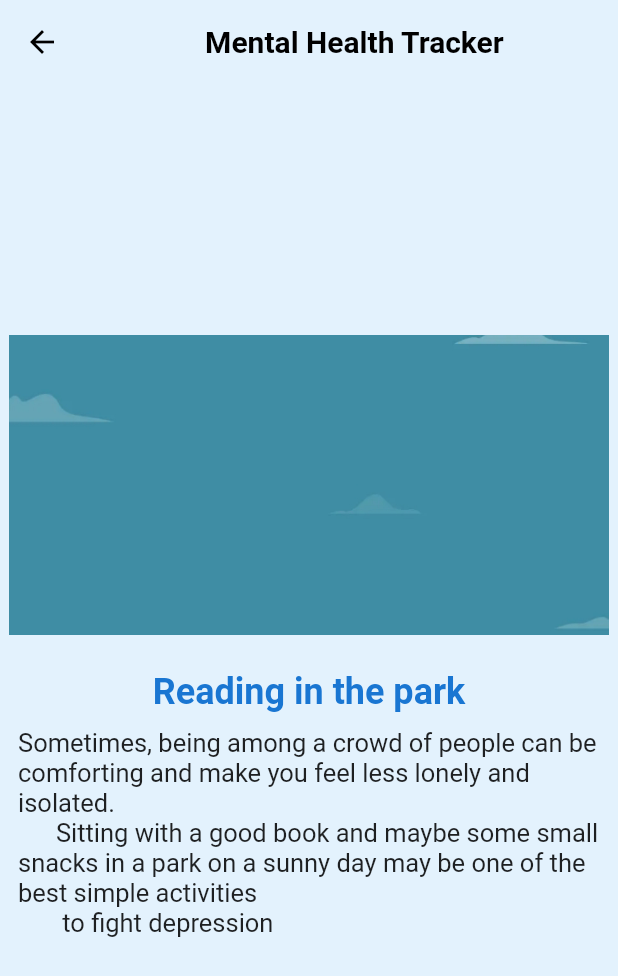
After one commit to kalendaracheal/Mental-Health-Tracker, a Flutter app: the Activities_page screen opened directly, after a tap on "Reading in the park", on a phone screen of 412 x 824 dp. The commit adds this screen. Shown: the top 976 px of the screen. Run offline on Flutter 3.47's test engine with Material 2 defaults, Android fonts, the phone set to English and light mode, and no system bars; our stand-ins replace avatar_glow, carousel_slider, chewie, cloud_firestore, confetti, firebase_core and 6 more; accounts and stored records are empty; generated files the repository leaves out were written again.

Commit message:
Activity-start-code

```diff
--- /dev/null
+++ b/lib/Screens/Activity/Read.dart
@@ -0,0 +1,30 @@
+import 'package:flutter/material.dart';
+import 'package:mentalhealthtracker/widget/Activity_widget.dart';
+
+import '../Questions/Question4.dart';
+
+class Read extends StatefulWidget {
+  const Read({Key? key}) : super(key: key);
+
+  @override
+  State<Read> createState() => _ReadState();
+}
+
+class _ReadState extends State<Read> {
+  @override
+  Widget build(BuildContext context) {
+    return Activity_widget(
+      activityPicture: 'assets/images/bg.png',
+      activityHeader: 'Reading in the park',
+      activityBody: '''Sometimes, being among a crowd of people can be comforting and make you feel less lonely and isolated.
+      Sitting with a good book and maybe some small snacks in a park on a sunny day may be one of the best simple activities
+       to fight depression''',
+      onPressed: () {
+        Navigator.push(
+          context,
+          MaterialPageRoute(builder: (context) => const Question4()),
+        );
+      },
+    );
+  }
+}
--- /dev/null
+++ b/lib/Screens/Activity/Swimming.dart
@@ -0,0 +1,29 @@
+import 'package:flutter/material.dart';
+
+import '../../widget/Activity_widget.dart';
+import '../Questions/Question4.dart';
+
+class Swimming extends StatefulWidget {
+  const Swimming({Key? key}) : super(key: key);
+
+  @override
+  State<Swimming> createState() => _SwimmingState();
+}
+
+class _SwimmingState extends State<Swimming> {
+  @override
+  Widget build(BuildContext context) {
+    return Activity_widget(
+      activityPicture: 'assets/images/bg.png',
+      activityHeader: 'Swimming',
+      activityBody: '''Bring a book or some music along and spend a couple of hours swimming and relaxing in the sun. If the beach is inaccessible, see if your local community center has an outdoor swimming pool you can use.''',
+      onPressed: () {
+        Navigator.push(
+          context,
+          MaterialPageRoute(builder: (context) => const Question4()),
+        );
+      },
+    );
+
+  }
+}
--- /dev/null
+++ b/lib/Screens/Activity/Take_a_walk.dart
@@ -0,0 +1,28 @@
+import 'package:flutter/material.dart';
+import 'package:mentalhealthtracker/widget/Activity_widget.dart';
+
+import '../Questions/Question4.dart';
+
+class Take_a_walk extends StatefulWidget {
+  const Take_a_walk({Key? key}) : super(key: key);
+
+  @override
+  State<Take_a_walk> createState() => _Take_a_walkState();
+}
+
+class _Take_a_walkState extends State<Take_a_walk> {
+  @override
+  Widget build(BuildContext context) {
+    return Activity_widget(
+      activityPicture: 'assets/images/bg.png',
+      activityHeader: 'Take a walk',
+      activityBody: '''Just like food nourishes the body and brain – so does Movement! Moving outside has proven to give relief an refesh the mind. It can be a tour around the neighborhood, taking a pet for a walk, taking strolls in the park or even moving outside your house. It can also help take our mind off our worries and it can help to promote a sense of well-being, making us feel both physically and emotionally stronger, enabling us to ‘handle’ more in our lives. It’s important to make movement a part of our every day lives, because the benefits of moving more are so vast''',
+      onPressed: () {
+        Navigator.push(
+          context,
+          MaterialPageRoute(builder: (context) => const Question4()),
+        );
+      },
+    );
+  }
+}
--- a/lib/main.dart
+++ b/lib/main.dart
@@ -2,7 +2,9 @@
 //import 'package:firebase_core/firebase_core.dart';
 import 'package:cloud_firestore/cloud_firestore.dart';
 import 'package:firebase_core/firebase_core.dart';
+import 'firebase_options.dart';
 import 'package:flutter/material.dart';
+import 'package:mentalhealthtracker/page/chats_page.dart';
 //import 'package:video_player/video_player.dart';
 //import 'package:mentalhealthtracker/page/chats_page.dart';
 
@@ -11,25 +13,13 @@ import 'Screens/Login.dart';
 
 
 void main(){
-  runApp(const MyApp());
+  runApp( MyApp());
 }
 
-// Future main() async {
-//   WidgetsFlutterBinding.ensureInitialized();
-//   await Firebase.initializeApp();
-//   final refUser = FirebaseFirestore.instance.collection('user').doc();
-//   await refUser.set({'Username': 'Alex'});
-//   options: const FirebaseOptions(
-//     apiKey: "AIzaSyA3oMq9-4YRKQYUzTn-5CH-mPdC0iZT0e0", // Your apiKey
-//     appId: "1:492379073970:android:7fd28abd351ab5a45208ab", // Your appId
-//     messagingSenderId: "492379073970", // Your messagingSenderId
-//     projectId: "mental-health-tracker-01", // Your projectId
-//   );
-//   //options: DefaultFirebaseOptions.currentPlatform,
-//   runApp(const MyApp());
-// }
+
 
 class MyApp extends StatelessWidget {
+
   const MyApp({Key? key}) : super(key: key);
 
   // This widget is the root of your application.
@@ -47,21 +37,49 @@ class MyApp extends StatelessWidget {
 }
 
 class MyHomePage extends StatefulWidget {
+  final String title;
   const MyHomePage({Key? key, required this.title}) : super(key: key);
 
-  final String title;
+
 
   @override
   State<MyHomePage> createState() => _MyHomePageState();
 }
 
 class _MyHomePageState extends State<MyHomePage> {
+  // @override
+  // void initState(){
+  //   super.initState();
+  //   //upload();
+  //   mychat();
+  // }
+  // Future mychat() async {
+  //   WidgetsFlutterBinding.ensureInitialized();
+  //   await Firebase.initializeApp();
+  //   final refUser = FirebaseFirestore.instance.collection('users').doc();
+  //   await refUser.set({'Username': 'Alex'});
+  //   options: const FirebaseOptions(
+  //     apiKey: "AIzaSyA3oMq9-4YRKQYUzTn-5CH-mPdC0iZT0e0", // Your apiKey
+  //     appId: "1:492379073970:android:7fd28abd351ab5a45208ab", // Your appId
+  //     messagingSenderId: "492379073970", // Your messagingSenderId
+  //     projectId: "mental-health-tracker-01", // Your projectId
+  //   );
+  //  options: DefaultFirebaseOptions.currentPlatform;
+  //   runApp(const MyApp());
+  // }
+  // Future upload() async{
+  //   await Firebase.initializeApp();
+  //
+  //   //Upload document to firestore
+  //   final refUser = FirebaseFirestore.instance.collection('users').doc();
+  //   await refUser.set({'username': 'alex'});
+  // }
 
   @override
 
   Widget build(BuildContext context) {
 
-    return const Scaffold(
+    return  Scaffold(
         backgroundColor: Color(0xFFBBDEFB),
         // appBar: AppBar(
         //
@@ -69,7 +87,7 @@ class _MyHomePageState extends State<MyHomePage> {
         //
         // ),
 
-        body: Login()
+       body: Login()
        //body: ChatsPage()
     );
   }
--- /dev/null
+++ b/lib/page/Activities_page.dart
@@ -0,0 +1,145 @@
+import 'package:flutter/material.dart';
+import 'package:google_fonts/google_fonts.dart';
+import 'package:mentalhealthtracker/Screens/Activity/Read.dart';
+import 'package:mentalhealthtracker/Screens/Activity/Swimming.dart';
+import 'package:mentalhealthtracker/Screens/Activity/Take_a_walk.dart';
+import 'package:mentalhealthtracker/Screens/Home.dart';
+
+class Activities_page extends StatefulWidget {
+  const Activities_page({Key? key}) : super(key: key);
+
+  @override
+  State<Activities_page> createState() => _Activities_pageState();
+}
+
+class _Activities_pageState extends State<Activities_page> {
+  var borderRadius = const BorderRadius.all(Radius.circular(12));
+  bool active = false;
+  @override
+  Widget build(BuildContext context) {
+    return Scaffold(
+        backgroundColor: const Color(0xFFE3F2FD),
+        appBar: AppBar(
+          leading: const BackButton(
+            color: Colors.black,
+          ),
+          title: Text(
+            '                     Activities',
+            style: TextStyle(
+                fontSize: 24,
+                fontWeight: FontWeight.bold,
+                color: Colors.blue[700]),
+          ),
+          elevation: 0,
+          backgroundColor: Colors.transparent,
+        ),
+        body: Center(
+            child: ListView(children: [
+          Padding(
+            padding:
+                const EdgeInsets.symmetric(vertical: 5.0, horizontal: 20.0),
+            child: ListTile(
+              title: Text(
+                'Take a walk',
+                style: GoogleFonts.varelaRound(
+                    fontWeight: FontWeight.bold, fontSize: 17),
+              ),
+              tileColor: Colors.lightBlueAccent[100],
+              subtitle: Text(
+                  '''Getting outside in some fresh air is a great way to boost mood.''',
+                  style: GoogleFonts.balsamiqSans(fontSize: 16)),
+              contentPadding: const EdgeInsets.all(10.0),
+              shape: RoundedRectangleBorder(borderRadius: borderRadius),
+              selectedTileColor: Colors.orange,
+              selected: active,
+              trailing: const Icon(Icons.chevron_right),
+              onTap: () {
+                Navigator.push(
+                  context,
+                  MaterialPageRoute(builder: (context) => const Take_a_walk()),
+                );
+              },
+            ),
+          ),
+                Padding(
+            padding:
+                const EdgeInsets.symmetric(vertical: 5.0, horizontal: 20.0),
+                   child: ListTile(
+                     title: Text(
+                'Journal',
+                style: GoogleFonts.varelaRound(
+                    fontWeight: FontWeight.bold, fontSize: 17),
+              ),
+              tileColor: Colors.lightBlueAccent[100],
+                    subtitle: Text(
+                  'You can jot down your thoughts on how this day has been so far',
+                  style: GoogleFonts.balsamiqSans(fontSize: 16)),
+              contentPadding: const EdgeInsets.all(10.0),
+              shape: RoundedRectangleBorder(borderRadius: borderRadius),
+              selectedTileColor: Colors.orange[100],
+              selected: active,
+                    trailing: const Icon(Icons.chevron_right),
+              onTap: () {
+                Navigator.push(
+                  context,
+                  MaterialPageRoute(builder: (context) => Home()),
+                );
+              },
+            ),
+          ),
+
+              Padding(
+                padding:
+                const EdgeInsets.symmetric(vertical: 5.0, horizontal: 20.0),
+                child: ListTile(
+                  title: Text(
+                    'Swimming',
+                    style: GoogleFonts.varelaRound(
+                        fontWeight: FontWeight.bold, fontSize: 17),
+                  ),
+                  tileColor: Colors.lightBlueAccent[100],
+                  subtitle: Text(
+                      '''The beach can be an underrated spot, especially when it’s not summertime. ''',
+                      style: GoogleFonts.balsamiqSans(fontSize: 16)),
+                  contentPadding: const EdgeInsets.all(10.0),
+                  shape: RoundedRectangleBorder(borderRadius: borderRadius),
+                  selectedTileColor: Colors.orange[100],
+                  selected: active,
+                  trailing: const Icon(Icons.chevron_right),
+                  onTap: () {
+                    Navigator.push(
+                      context,
+                      MaterialPageRoute(builder: (context) => Swimming()),
+                    );
+                  },
+                ),
+              ),
+              Padding(
+                padding:
+                const EdgeInsets.symmetric(vertical: 5.0, horizontal: 20.0),
+                child: ListTile(
+                  title: Text(
+                    'Reading in the park',
+                    style: GoogleFonts.varelaRound(
+                        fontWeight: FontWeight.bold, fontSize: 17),
+                  ),
+                  tileColor: Colors.lightBlueAccent[100],
+                  subtitle: Text(
+                      'Reading is a best way to shift your mind from all worries',
+                      style: GoogleFonts.balsamiqSans(fontSize: 16)),
+                  contentPadding: const EdgeInsets.all(10.0),
+                  shape: RoundedRectangleBorder(borderRadius: borderRadius),
+                  selectedTileColor: Colors.orange[100],
+                  selected: active,
+                  trailing: const Icon(Icons.chevron_right),
+                  onTap: () {
+                    Navigator.push(
+                      context,
+                      MaterialPageRoute(builder: (context) => Read()),
+                    );
+                  },
+                ),
+              ),
+        ])));
+  }
+}
--- a/lib/page/Selfcare.dart
+++ b/lib/page/Selfcare.dart
@@ -1,6 +1,7 @@
 import 'package:flutter/material.dart';
 import 'package:google_fonts/google_fonts.dart';
 import 'package:mentalhealthtracker/Screens/Quotes_page.dart';
+import 'package:mentalhealthtracker/page/Activities_page.dart';
 import 'package:mentalhealthtracker/page/videoplayer.dart';
 
 import '../Screens/Journal.dart';
@@ -108,11 +109,11 @@ class _SelfcareState extends State<Selfcare> {
                 Padding(
                   padding: const EdgeInsets.symmetric(vertical: 5.0, horizontal: 20.0),
                   child: ListTile(
-                    title:  Text('Anxiety',
+                    title:  Text('Activity',
                       style: GoogleFonts.varelaRound(fontWeight: FontWeight.bold, fontSize: 17),
                     ),
                     tileColor: Colors.lightBlueAccent[100],
-                    subtitle:  Text('Know how to control your self when you have a panic attack',
+                    subtitle:  Text('Do something to distract your self from worrying',
                         style: GoogleFonts.balsamiqSans(fontSize: 16)),
                     contentPadding: const EdgeInsets.all(10.0),
                     shape: RoundedRectangleBorder(borderRadius: borderRadius),
@@ -123,7 +124,7 @@ class _SelfcareState extends State<Selfcare> {
                     onTap: (){
                       Navigator.push(
                         context,
-                        MaterialPageRoute(builder: (context) => const Videocall()),
+                        MaterialPageRoute(builder: (context) => const Activities_page()),
                       );
 
                     },
--- /dev/null
+++ b/lib/widget/Activity_widget.dart
@@ -0,0 +1,67 @@
+import 'package:flutter/material.dart';
+import 'package:google_fonts/google_fonts.dart';
+
+class Activity_widget extends StatefulWidget {
+  final String? activityPicture;
+  final String? activityHeader;
+  final String? activityBody;
+
+  final void Function()? onPressed;
+  const Activity_widget({Key? key,
+    this.activityPicture,
+    this.activityHeader,
+    this.activityBody,
+    this.onPressed,}) : super(key: key);
+
+  @override
+  State<Activity_widget> createState() => _Activity_widgetState();
+}
+
+class _Activity_widgetState extends State<Activity_widget> {
+  @override
+  Widget build(BuildContext context) {
+    return Scaffold(
+      backgroundColor: const Color(0xFFE3F2FD),
+      appBar: AppBar(
+        leading: const BackButton(
+          color: Colors.black,
+        ),
+        title: Text('             Mental Health Tracker',
+            style: GoogleFonts.varelaRound(fontWeight: FontWeight.bold, fontSize: 20)),
+        elevation: 0,
+        backgroundColor:  Colors.transparent,
+      ),
+      body: Center(
+        child: SingleChildScrollView(
+          child: Column(
+            crossAxisAlignment: CrossAxisAlignment.center,
+            mainAxisAlignment: MainAxisAlignment.spaceEvenly,
+            children: [
+              Image.asset('${widget.activityPicture}',
+                fit: BoxFit.fitWidth,
+                height: 200.0,
+                width: 400.0,
+               ),
+              const SizedBox(height: 12.0,),
+              Padding(
+                padding: const EdgeInsets.all(12.0),
+                child: Column(
+                  children: [
+                    Text('${widget.activityHeader}',
+                      style: GoogleFonts.varelaRound( fontSize: 24, fontWeight: FontWeight.bold, color: Colors.blue[700] ),),
+                     SizedBox(height: 10.0,),
+                    Text('${widget.activityBody}',
+                        style: GoogleFonts.balsamiqSans(fontSize: 17.0, color: Colors.black87)),
+                    const SizedBox(height: 20.0,),
+                  ],
+                ),
+
+              ),
+
+            ],
+          ),
+        ),
+      ),
+    );
+  }
+}
--- a/pubspec.yaml
+++ b/pubspec.yaml
@@ -50,7 +50,7 @@ dependencies:
   intl: ^0.17.0
   chewie: ^1.3.4
   #Firebase intergration
-  firebase_core: ^1.20.1
+  firebase_core: ^1.22.0
   cloud_firestore: ^3.4.4
   firebase_storage: ^10.3.5
   get: ^4.6.5
```
Also changed, not shown: pubspec.lock, 2 other files.
